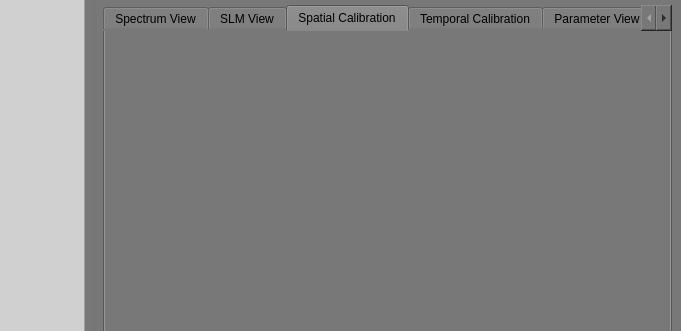
Before: the Qt Designer form src/GUI/main_GUI.ui in SilvaScience/colberto, drawn with Qt 5; both pictures show x 212 to 893 and y 84 to 415 of the 893 by 1002 pixel window.
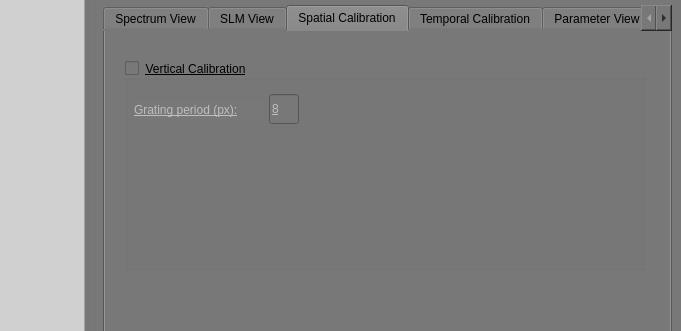
After: the same form once the commit is applied. The open tabs and pages were chosen to show the change.

Commit message: Untested VerticalBeamCalibration, some amount of GUI added to spatial calibration.

```diff
--- a/src/GUI/main_GUI.ui
+++ b/src/GUI/main_GUI.ui
@@ -327,6 +327,65 @@
          <attribute name="title">
           <string>Spatial Calibration</string>
          </attribute>
+         <widget class="QGroupBox" name="vertical_calibration_groupbox">
+          <property name="geometry">
+           <rect>
+            <x>19</x>
+            <y>29</y>
+            <width>521</width>
+            <height>211</height>
+           </rect>
+          </property>
+          <property name="font">
+           <font>
+            <weight>50</weight>
+            <bold>false</bold>
+            <underline>true</underline>
+            <kerning>true</kerning>
+           </font>
+          </property>
+          <property name="title">
+           <string>Vertical Calibration</string>
+          </property>
+          <property name="checkable">
+           <bool>true</bool>
+          </property>
+          <property name="checked">
+           <bool>false</bool>
+          </property>
+          <widget class="QLineEdit" name="grating_period_line_edit">
+           <property name="geometry">
+            <rect>
+             <x>145</x>
+             <y>34</y>
+             <width>30</width>
+             <height>30</height>
+            </rect>
+           </property>
+           <property name="text">
+            <string>8</string>
+           </property>
+           <property name="readOnly">
+            <bool>false</bool>
+           </property>
+           <property name="clearButtonEnabled">
+            <bool>false</bool>
+           </property>
+          </widget>
+          <widget class="QLabel" name="grating_period_label">
+           <property name="geometry">
+            <rect>
+             <x>10</x>
+             <y>40</y>
+             <width>131</width>
+             <height>19</height>
+            </rect>
+           </property>
+           <property name="text">
+            <string>Grating period (px):</string>
+           </property>
+          </widget>
+         </widget>
         </widget>
         <widget class="QWidget" name="temporal_tab">
          <attribute name="title">
```
Left out of the diff: 14 changed lines with no effect on the pictures. The commit also changes 4 other files.
